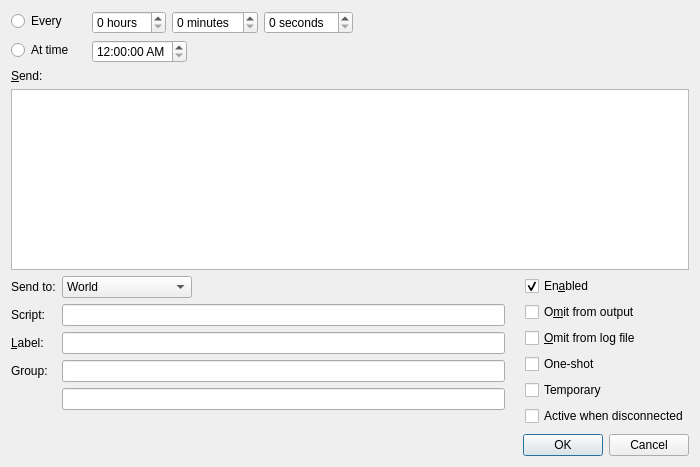
Qt form smushclient-qt/cpp/ui/worlddetails/timeredit.ui (jnbooth/smushclient) before a commit.
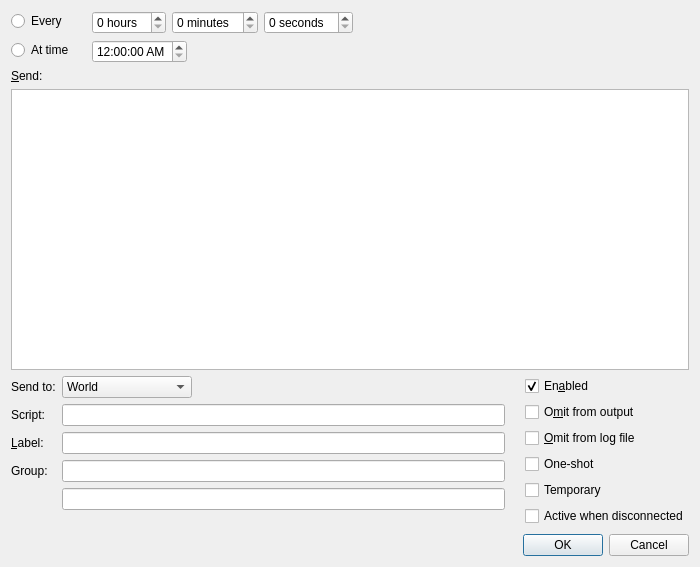
The same form after that commit.

```diff
--- a/smushclient-qt/cpp/ui/worlddetails/timeredit.ui
+++ b/smushclient-qt/cpp/ui/worlddetails/timeredit.ui
@@ -7,7 +7,7 @@
     <x>0</x>
     <y>0</y>
     <width>700</width>
-    <height>467</height>
+    <height>567</height>
    </rect>
   </property>
   <property name="minimumSize">
```
